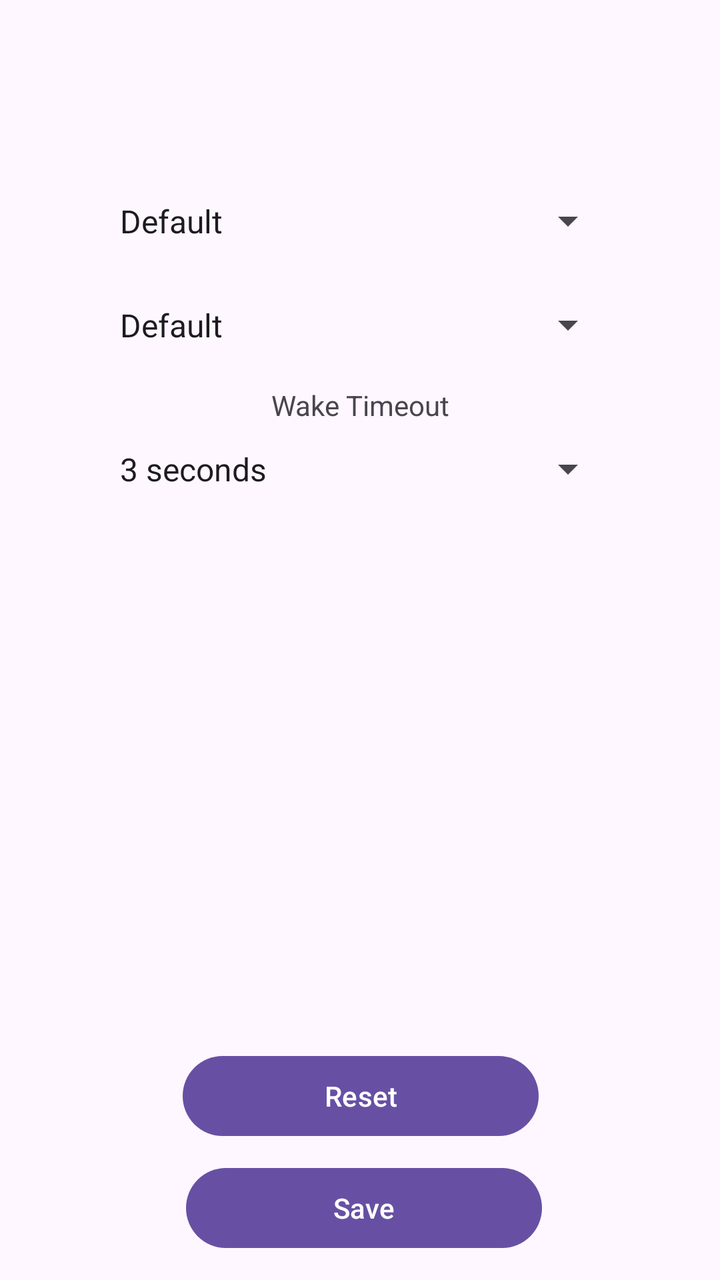
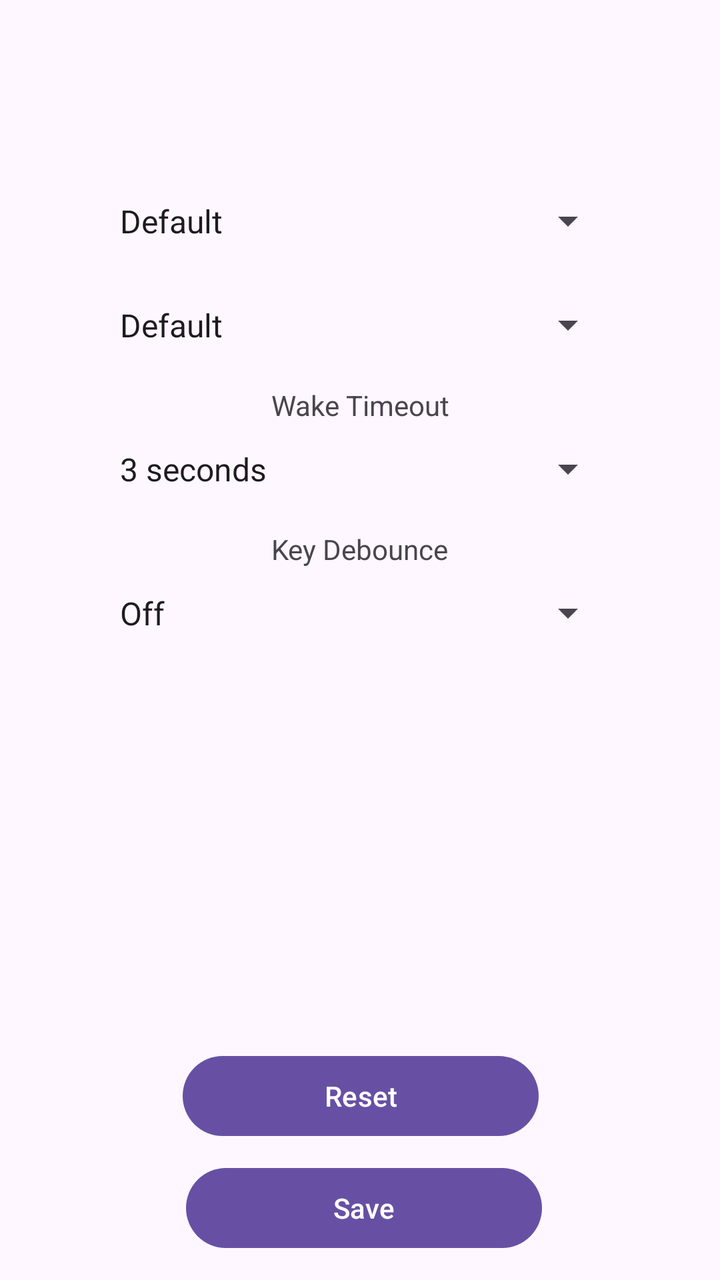

Two renders of the same Android screen: before a commit and after it. Below are the layout's source before the change and the commit's diff.
<!-- AndroidManifest.xml: application theme Theme.S22Present -->
<!-- res/layout/activity_settings.xml -->
<?xml version="1.0" encoding="utf-8"?>

<androidx.constraintlayout.widget.ConstraintLayout xmlns:android="http://schemas.android.com/apk/res/android"
    xmlns:app="http://schemas.android.com/apk/res-auto"
    xmlns:tools="http://schemas.android.com/tools"
    android:id="@+id/settings"
    android:layout_width="match_parent"
    android:layout_height="match_parent">

    <Button
        android:id="@+id/buttonReset"
        android:layout_width="178dp"
        android:layout_height="wrap_content"
        android:layout_marginStart="75dp"
        android:layout_marginEnd="74dp"
        android:layout_marginBottom="68dp"
        android:text="Reset"
        app:layout_constraintBottom_toBottomOf="parent"
        app:layout_constraintEnd_toEndOf="parent"
        app:layout_constraintHorizontal_bias="0.494"
        app:layout_constraintStart_toStartOf="parent" />

    <Button
        android:id="@+id/buttonsave"
        android:layout_width="178dp"
        android:layout_height="wrap_content"
        android:layout_marginStart="76dp"
        android:layout_marginTop="8dp"
        android:layout_marginEnd="73dp"
        android:text="Save"
        app:layout_constraintEnd_toEndOf="parent"
        app:layout_constraintHorizontal_bias="0.517"
        app:layout_constraintStart_toStartOf="parent"
        app:layout_constraintTop_toBottomOf="@+id/buttonReset" />

    <Spinner
        android:id="@+id/spinnerstyle"
        android:layout_width="256dp"
        android:layout_height="29dp"
        android:layout_marginStart="72dp"
        android:layout_marginTop="96dp"
        android:layout_marginEnd="72dp"
        android:entries='@array/Styles'
        app:layout_constraintEnd_toEndOf="parent"
        app:layout_constraintStart_toStartOf="parent"
        app:layout_constraintTop_toTopOf="parent" />

    <Spinner
        android:id="@+id/spinnerfont"
        android:layout_width="256dp"
        android:layout_height="29dp"
        android:layout_marginStart="31dp"
        android:layout_marginTop="148dp"
        android:layout_marginEnd="31dp"
        android:entries="@array/Fonts"
        app:layout_constraintEnd_toEndOf="parent"
        app:layout_constraintStart_toStartOf="parent"
        app:layout_constraintTop_toTopOf="parent" />

    <TextView
        android:id="@+id/labelWakeTimeout"
        android:layout_width="wrap_content"
        android:layout_height="wrap_content"
        android:layout_marginTop="16dp"
        android:text="Wake Timeout"
        app:layout_constraintEnd_toEndOf="parent"
        app:layout_constraintStart_toStartOf="parent"
        app:layout_constraintTop_toBottomOf="@+id/spinnerfont" />

    <Spinner
        android:id="@+id/spinnerWakeTimeout"
        android:layout_width="256dp"
        android:layout_height="29dp"
        android:layout_marginStart="31dp"
        android:layout_marginTop="8dp"
        android:layout_marginEnd="31dp"
        android:entries="@array/WakeTimeouts"
        app:layout_constraintEnd_toEndOf="parent"
        app:layout_constraintStart_toStartOf="parent"
        app:layout_constraintTop_toBottomOf="@+id/labelWakeTimeout" />

</androidx.constraintlayout.widget.ConstraintLayout>
<!-- resources referenced by this layout -->
<resources>
  <string-array name="Fonts">
          <item>Default</item>
          <item>7SEG Style</item>
          <item>Pixel</item>
      </string-array>
  <string-array name="Styles">
          <item>Default</item>
          <item>2000s MP3 Player (Blue)</item>
          <item>Retro 7SEG (Red)</item>
      </string-array>
  <string-array name="WakeTimeouts">
          <item>3 seconds</item>
          <item>5 seconds</item>
          <item>10 seconds</item>
          <item>15 seconds</item>
          <item>30 seconds</item>
      </string-array>
  <style name="Theme.S22Present" parent="Base.Theme.S22Present" />
  <style name="Base.Theme.S22Present" parent="Theme.Material3.DayNight.NoActionBar">
          
          
      </style>
</resources>

<!-- the commit's change to res/layout/activity_settings.xml (unified diff, before → after) -->
@@ -79,4 +79,26 @@
         app:layout_constraintStart_toStartOf="parent"
         app:layout_constraintTop_toBottomOf="@+id/labelWakeTimeout" />
 
+    <TextView
+        android:id="@+id/labelDebounce"
+        android:layout_width="wrap_content"
+        android:layout_height="wrap_content"
+        android:layout_marginTop="16dp"
+        android:text="Key Debounce"
+        app:layout_constraintEnd_toEndOf="parent"
+        app:layout_constraintStart_toStartOf="parent"
+        app:layout_constraintTop_toBottomOf="@+id/spinnerWakeTimeout" />
+
+    <Spinner
+        android:id="@+id/spinnerDebounce"
+        android:layout_width="256dp"
+        android:layout_height="29dp"
+        android:layout_marginStart="31dp"
+        android:layout_marginTop="8dp"
+        android:layout_marginEnd="31dp"
+        android:entries="@array/DebounceValues"
+        app:layout_constraintEnd_toEndOf="parent"
+        app:layout_constraintStart_toStartOf="parent"
+        app:layout_constraintTop_toBottomOf="@+id/labelDebounce" />
+
 </androidx.constraintlayout.widget.ConstraintLayout>
<!-- resource entries referenced after the edit -->
@@ -1,5 +1,14 @@
 <!-- resources referenced by this layout -->
 <resources>
+  <string-array name="DebounceValues">
+          <item>Off</item>
+          <item>50ms</item>
+          <item>75ms</item>
+          <item>100ms (default)</item>
+          <item>125ms</item>
+          <item>150ms</item>
+          <item>200ms</item>
+      </string-array>
   <string-array name="Fonts">
           <item>Default</item>
           <item>7SEG Style</item>
